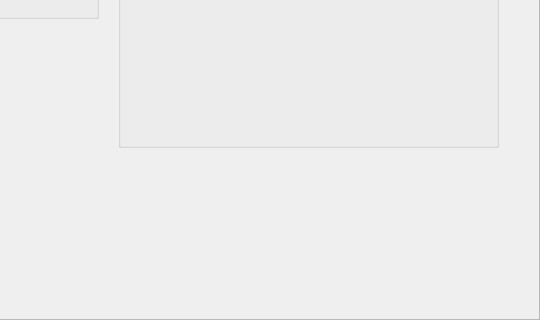
Qt form Code/Mantid/PythonAPI/scripts/Interface/ui/hfir_data_summary.ui (mantidproject/mantid) before a commit; both pictures show x 282 to 822 and y 479 to 799 of the 822 by 799 pixel window.
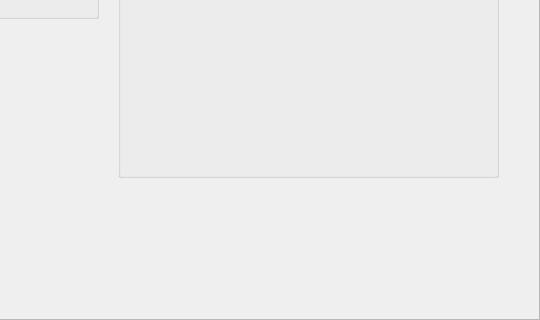
The same form after that commit.

Commit message: Work on Mac UI. Re #1732

Patch:
```diff
--- a/Code/Mantid/PythonAPI/scripts/Interface/ui/hfir_data_summary.ui
+++ b/Code/Mantid/PythonAPI/scripts/Interface/ui/hfir_data_summary.ui
@@ -658,7 +658,7 @@
      <x>400</x>
      <y>330</y>
      <width>381</width>
-     <height>297</height>
+     <height>327</height>
     </rect>
    </property>
    <property name="title">
```
Left out of the diff: 2 changed lines with no effect on the pictures.
